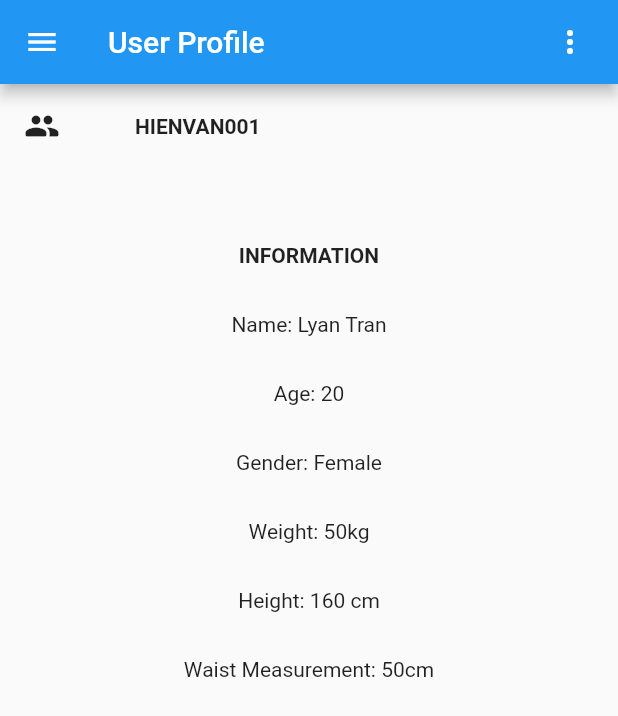
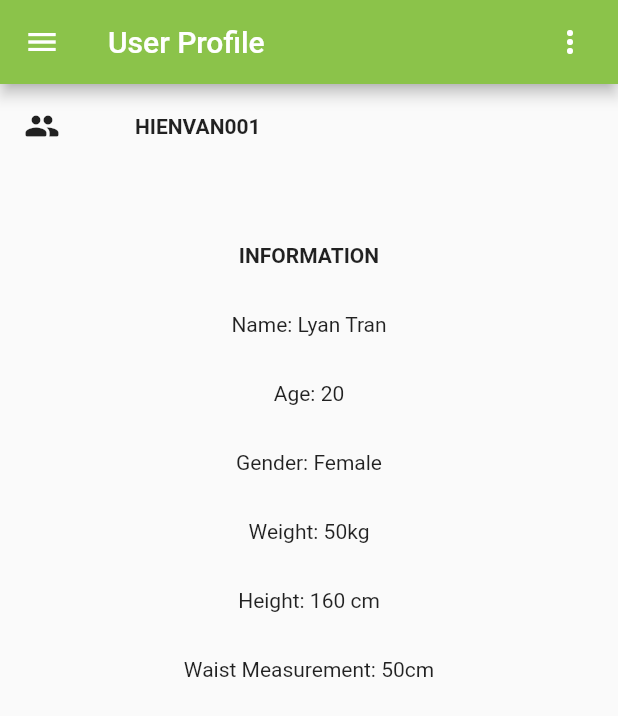
Before and after one commit to SanathSame/CZ2006NoName, a Flutter app: the screen it shows after launch, on a phone screen of 412 x 824 dp. Shown: the top 716 px of the screen. Run offline on Flutter 3.47's test engine with Material 2 defaults, Android fonts, the phone set to English and light mode, and no system bars.

Commit message:
change color

```diff
--- a/lib/userprofile_stateless.dart
+++ b/lib/userprofile_stateless.dart
@@ -8,6 +8,7 @@ class MyApp extends StatelessWidget {
     return MaterialApp(
         home: Scaffold(
             appBar: AppBar(
+              backgroundColor: Colors.lightGreen,
               title: const Text('User Profile'),
               leading: Icon(
                 Icons.menu,
```
